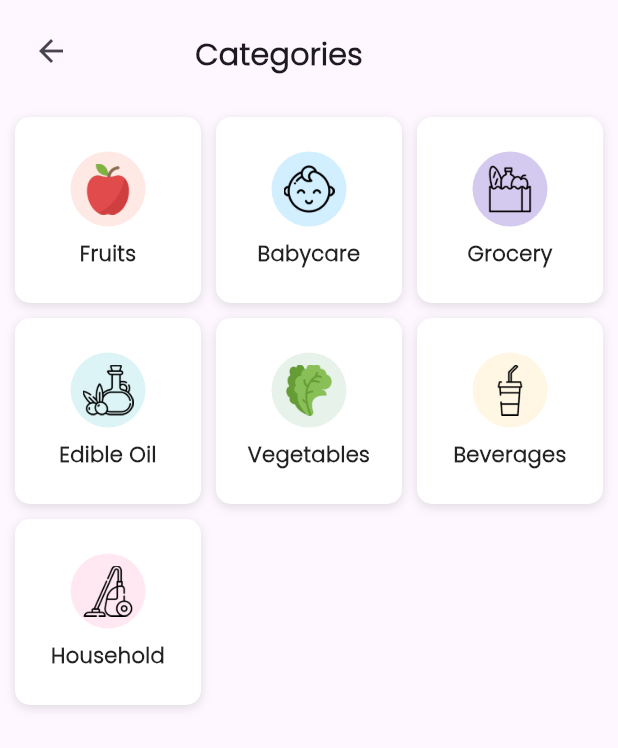
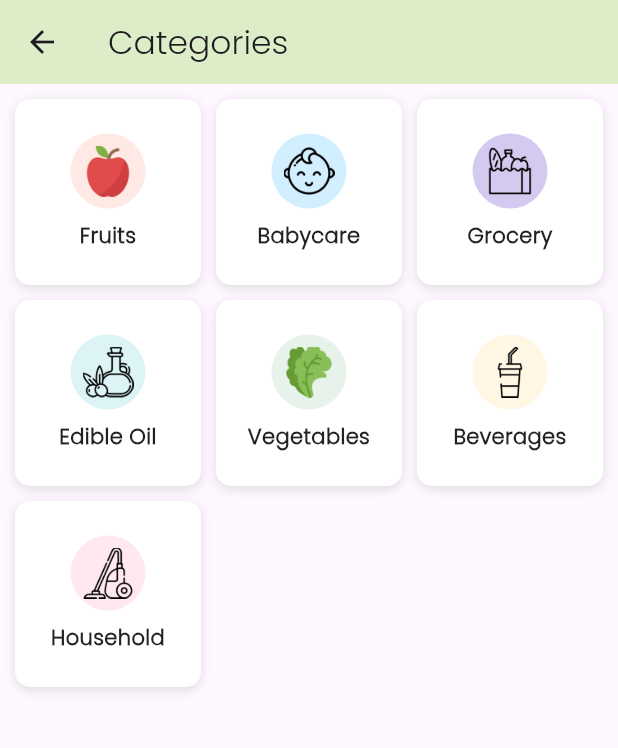
Before and after one commit to Filipe794/Flutter-Grocery-App, a Flutter app: the HomePage screen opened directly, after a tap on "Categories", on a phone screen of 412 x 824 dp. Shown: the top 748 px of the screen. Run offline on Flutter 3.47's test engine with Material 3 defaults, Android fonts, the phone set to English and light mode, and no system bars; missing offline and left inert: add_to_cart_button.

Commit message:
Refatorando: Adicionando appbars mais padronizadas

```diff
--- a/lib/main.dart
+++ b/lib/main.dart
@@ -17,7 +17,7 @@ class MyApp extends StatelessWidget {
         useMaterial3: true,
         fontFamily: 'Poppins'
       ),
-      home: MyAddressScreen(),
+      home: ShoppingCartPage(),
     );
   }
 }
--- a/lib/screens/homepage.dart
+++ b/lib/screens/homepage.dart
@@ -60,6 +60,10 @@ class HomePage extends StatelessWidget {
   @override
   Widget build(BuildContext context) {
     return Scaffold(
+      appBar: AppBar(backgroundColor: Colors.white,
+        title: Text('Grocery App'),
+        centerTitle: true,
+      ),
       body: SafeArea(
         child: SingleChildScrollView(
           child: Padding(
--- a/lib/screens/myadress.dart
+++ b/lib/screens/myadress.dart
@@ -30,6 +30,7 @@ class MyAddressScreen extends StatelessWidget {
       appBar: AppBar(backgroundColor: Colors.lightGreen[100],
         title: Text('My Address'),
         leading: BackButton(),
+        centerTitle: true,
         actions: [
           IconButton(
             icon: Icon(Icons.add),
--- a/lib/screens/ordersucess.dart
+++ b/lib/screens/ordersucess.dart
@@ -10,14 +10,14 @@ class OrderSuccessScreen extends StatelessWidget {
     return Scaffold(
       appBar: AppBar(
         leading: BackButton(),
-        backgroundColor: Colors.white,
+        backgroundColor: Colors.lightGreen[100],
         elevation: 0,
         centerTitle: true,
         title: const Text(
           'Order Success',
           style: TextStyle(
             color: Colors.black,
-            fontWeight: FontWeight.bold,
+            fontWeight: FontWeight.normal,
           ),
         ),
       ),
--- a/lib/screens/showcategoriespage.dart
+++ b/lib/screens/showcategoriespage.dart
@@ -45,6 +45,10 @@ class ShowCategoriesPage extends StatelessWidget {
   @override
   Widget build(BuildContext context) {
     return Scaffold(
+      appBar: AppBar(backgroundColor: Colors.lightGreen[100],
+        title: Text('Categories'),
+        leading: BackButton(),
+      ),
       body: SafeArea(
         child: SingleChildScrollView(
           child: Padding(
@@ -52,24 +56,6 @@ class ShowCategoriesPage extends StatelessWidget {
             child: Column(
               crossAxisAlignment: CrossAxisAlignment.start,
               children: [
-                Row(
-                  mainAxisAlignment: MainAxisAlignment.spaceBetween,
-                  children: [
-                    BackButton(),
-                    const Padding(
-                      padding: EdgeInsets.only(top: 5.0, right: 40.0),
-                      child: Text(
-                        "Categories",
-                        style: TextStyle(
-                          fontSize: 20,
-                          fontWeight: FontWeight.bold,
-                        ),
-                      ),
-                    ),
-                    const SizedBox(width: 48), // Placeholder para alinhamento
-                  ],
-                ),
-                const SizedBox(height: 20),
                 GridView.builder(
                   shrinkWrap: true,
                   physics: const NeverScrollableScrollPhysics(),
--- a/lib/widgets/cartitem.dart
+++ b/lib/widgets/cartitem.dart
@@ -1,4 +1,5 @@
 import 'package:flutter/material.dart';
+
 class CartItem extends StatelessWidget {
   final Map<String, dynamic> item;
   final Function onRemove;
--- a/lib/widgets/productcard.dart
+++ b/lib/widgets/productcard.dart
@@ -1,4 +1,5 @@
 import 'package:flutter/material.dart';
+import 'package:groceryapp/screens/exportscreens.dart';
 import 'package:groceryapp/widgets/exportwidgets.dart';
 import 'package:add_to_cart_button/add_to_cart_button.dart';
 
@@ -20,7 +21,7 @@ class ProductCard extends StatelessWidget {
 
   @override
   Widget build(BuildContext context) {
-    return GestureDetector(
+    return GestureDetector(onTap: (){Navigator.push(context, MaterialPageRoute(builder: (context)=> ProductPage()));},
       child: Container(
         decoration: BoxDecoration(
           color: Colors.white,
```
Also changed, not shown: lib/screens/categorypage.dart (+5 -18 lines), lib/screens/productpage.dart (+5 -6 lines).
